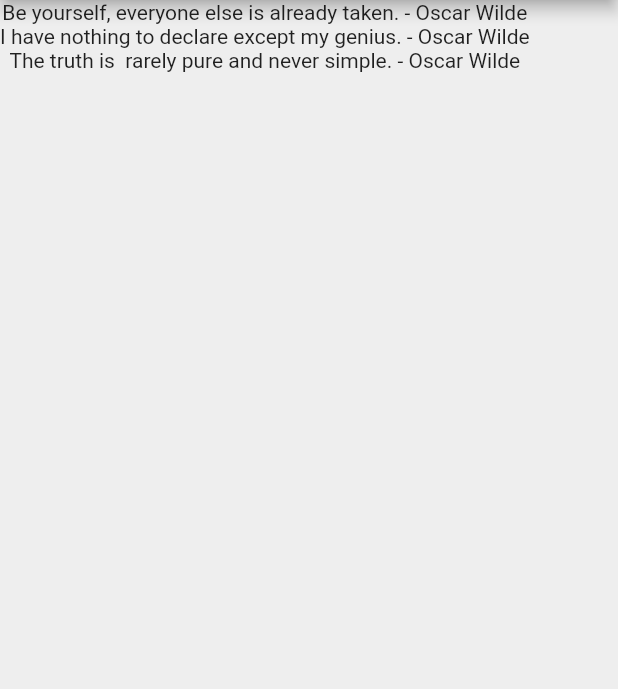
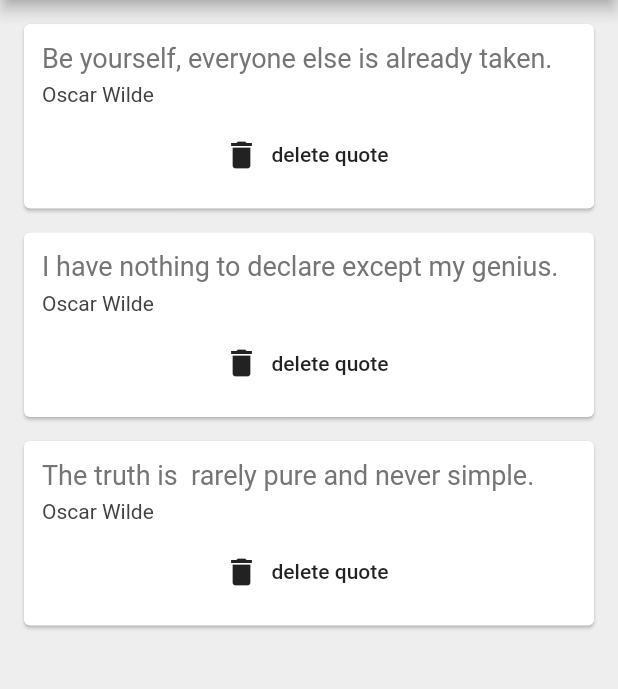
Before and after one commit to chemedev/flutter-quotes, a Flutter app: the screen it shows after launch, on a phone screen of 412 x 824 dp, the part 84-773 px from its top. Run offline on Flutter 3.47's test engine with Material 2 defaults, Android fonts, the phone set to English and light mode, and no system bars.

Commit message:
l19-cards

```diff
--- a/lib/main.dart
+++ b/lib/main.dart
@@ -1,5 +1,6 @@
 import 'package:flutter/material.dart';
 import 'quote.dart';
+import 'quote_card.dart';
 
 void main() {
   runApp(MaterialApp(home: QuoteList()));
@@ -34,7 +35,13 @@ class _QuoteListState extends State<QuoteList> {
         ),
         body: Column(
           children: quotes
-              .map((quote) => Text('${quote.text} - ${quote.author}'))
+              .map((quote) => QuoteCard(
+                  quote: quote,
+                  delete: () {
+                    setState(() {
+                      quotes.remove(quote);
+                    });
+                  }))
               .toList(),
         ));
   }
--- /dev/null
+++ b/lib/quote_card.dart
@@ -0,0 +1,37 @@
+import 'package:flutter/material.dart';
+import 'quote.dart';
+
+class QuoteCard extends StatelessWidget {
+  final Quote quote;
+  final Function delete;
+  QuoteCard({this.quote, this.delete});
+
+  @override
+  Widget build(BuildContext context) {
+    return Card(
+      margin: EdgeInsets.fromLTRB(16, 16, 16, 0),
+      child: Padding(
+        padding: const EdgeInsets.all(12.0),
+        child: Column(
+          crossAxisAlignment: CrossAxisAlignment.stretch,
+          children: <Widget>[
+            Text(quote.text,
+                style: TextStyle(fontSize: 18, color: Colors.grey[600])),
+            SizedBox(height: 6),
+            Text(
+              quote.author,
+              style: TextStyle(fontSize: 14, color: Colors.grey[800]),
+            ),
+            SizedBox(
+              height: 8.0,
+            ),
+            FlatButton.icon(
+                onPressed: delete,
+                label: Text('delete quote'),
+                icon: Icon(Icons.delete))
+          ],
+        ),
+      ),
+    );
+  }
+}
```
